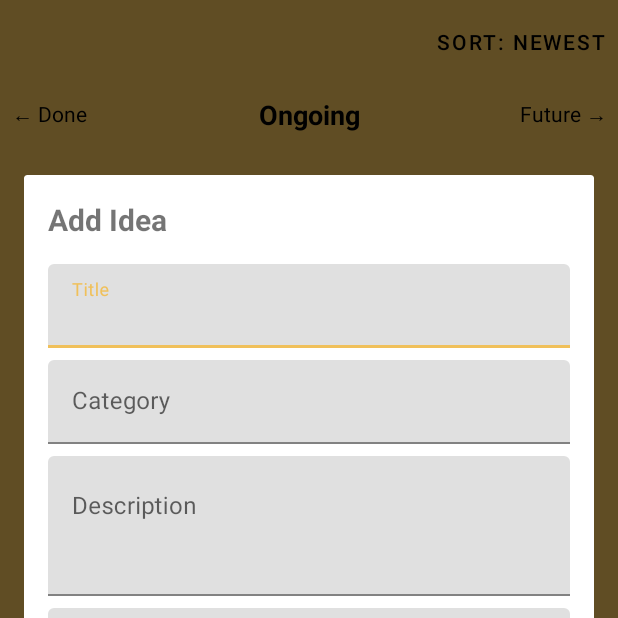
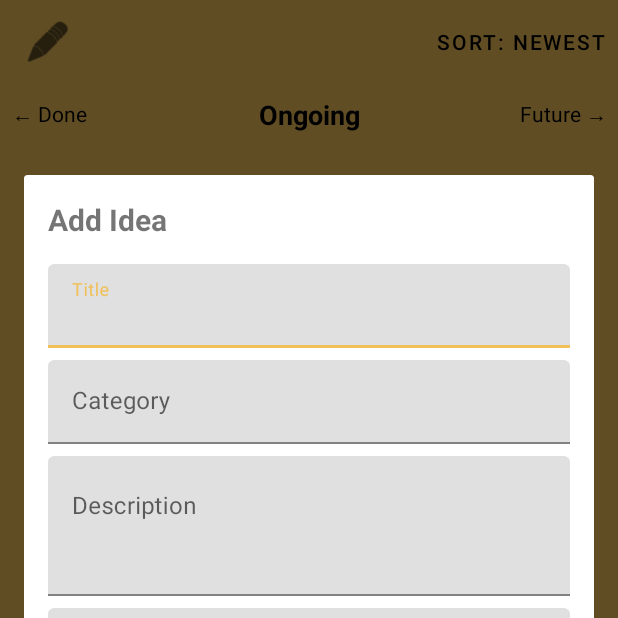
Before and after one commit to bemfalante/ideastracker, an Android app: the fragment AddIdeaDialog placed in its activity, on a phone screen of 412 x 824 dp, the top half of it. Run offline under Robolectric (Android 15) with nearby library versions, the phone set to English and light mode, and no system bars; our stand-ins replace Room's generated code.

Commit message:
Enhance Ideas Tracker: Notes, sharing, and data persistence
- Added a plain text notes list accessible from the top-left button.
- Implemented sharing ideas as .txt files to Google Drive/other apps.
- Configured Room migration (v2 to v3) to ensure updates don't erase existing data.
- Verified manual creation defaults to FUTURE and fields are editable.

Co-authored-by: bemfalante <277825649+bemfalante@users.noreply.github.com>

```diff
--- a/app/src/main/java/com/example/ideastracker/AppDatabase.kt
+++ b/app/src/main/java/com/example/ideastracker/AppDatabase.kt
@@ -5,15 +5,24 @@ import androidx.room.Database
 import androidx.room.Room
 import androidx.room.RoomDatabase
 import androidx.room.TypeConverters
+import androidx.room.migration.Migration
+import androidx.sqlite.db.SupportSQLiteDatabase
 
-@Database(entities = [Idea::class], version = 2, exportSchema = false)
+@Database(entities = [Idea::class, Note::class], version = 3, exportSchema = false)
 @TypeConverters(Converters::class)
 abstract class AppDatabase : RoomDatabase() {
     abstract fun ideaDao(): IdeaDao
+    abstract fun noteDao(): NoteDao
 
     companion object {
         @Volatile
         private var INSTANCE: AppDatabase? = null
+
+        val MIGRATION_2_3 = object : Migration(2, 3) {
+            override fun migrate(db: SupportSQLiteDatabase) {
+                db.execSQL("CREATE TABLE IF NOT EXISTS `notes` (`id` INTEGER PRIMARY KEY AUTOINCREMENT NOT NULL, `content` TEXT NOT NULL, `timestamp` INTEGER NOT NULL)")
+            }
+        }
 
         fun getDatabase(context: Context): AppDatabase {
             return INSTANCE ?: synchronized(this) {
@@ -22,7 +31,7 @@ abstract class AppDatabase : RoomDatabase() {
                     AppDatabase::class.java,
                     "idea_database"
                 )
-                .fallbackToDestructiveMigration()
+                .addMigrations(MIGRATION_2_3)
                 .build()
                 INSTANCE = instance
                 instance
--- a/app/src/main/java/com/example/ideastracker/IdeaAdapter.kt
+++ b/app/src/main/java/com/example/ideastracker/IdeaAdapter.kt
@@ -13,7 +13,8 @@ import java.util.*
 class IdeaAdapter(
     private val onMove: (Idea, IdeaStatus) -> Unit,
     private val onDelete: (Idea) -> Unit,
-    private val onClick: (Idea) -> Unit
+    private val onClick: (Idea) -> Unit,
+    private val onShare: (Idea) -> Unit
 ) : ListAdapter<Idea, IdeaAdapter.IdeaViewHolder>(IdeaDiffCallback()) {
 
     private val dateFormat = SimpleDateFormat("dd/MM/yyyy HH:mm", Locale.getDefault())
@@ -77,6 +78,7 @@ class IdeaAdapter(
             }
 
             binding.btnDelete.setOnClickListener { onDelete(idea) }
+            binding.btnShare.setOnClickListener { onShare(idea) }
             binding.itemContainer.setOnClickListener { onClick(idea) }
         }
     }
--- a/app/src/main/java/com/example/ideastracker/MainActivity.kt
+++ b/app/src/main/java/com/example/ideastracker/MainActivity.kt
@@ -58,6 +58,10 @@ class MainActivity : AppCompatActivity() {
             viewModel.toggleSort()
         }
 
+        binding.btnNotes.setOnClickListener {
+            startActivity(android.content.Intent(this, NotesActivity::class.java))
+        }
+
         binding.fabAdd.setOnClickListener {
             showAddIdeaDialog()
         }
--- /dev/null
+++ b/app/src/main/java/com/example/ideastracker/NoteDao.kt
@@ -0,0 +1,19 @@
+package com.example.ideastracker
+
+import androidx.lifecycle.LiveData
+import androidx.room.*
+
+@Dao
+interface NoteDao {
+    @Query("SELECT * FROM notes ORDER BY timestamp DESC")
+    fun getAllNotes(): LiveData<List<Note>>
+
+    @Insert
+    suspend fun insert(note: Note)
+
+    @Update
+    suspend fun update(note: Note)
+
+    @Delete
+    suspend fun delete(note: Note)
+}
--- a/app/src/main/res/layout/activity_main.xml
+++ b/app/src/main/res/layout/activity_main.xml
@@ -14,6 +14,15 @@
             android:layout_width="match_parent"
             android:layout_height="?attr/actionBarSize"
             android:background="?attr/colorPrimary">
+
+            <ImageButton
+                android:id="@+id/btnNotes"
+                android:layout_width="wrap_content"
+                android:layout_height="wrap_content"
+                android:layout_gravity="start"
+                android:background="?attr/selectableItemBackgroundBorderless"
+                android:src="@android:drawable/ic_menu_edit"
+                app:tint="@color/black" />
 
             <Button
                 android:id="@+id/btnSort"
--- /dev/null
+++ b/app/src/main/res/xml/file_paths.xml
@@ -0,0 +1,4 @@
+<?xml version="1.0" encoding="utf-8"?>
+<paths>
+    <cache-path name="my_cache" path="." />
+</paths>
```
Also changed, not shown: app/src/main/AndroidManifest.xml (+12 -0 lines), app/src/main/java/com/example/ideastracker/IdeasFragment.kt (+42 -1 lines), app/src/main/java/com/example/ideastracker/Note.kt (added, +12 -0 lines), app/src/main/java/com/example/ideastracker/NotesActivity.kt (added, +58 -0 lines), app/src/main/java/com/example/ideastracker/NotesAdapter.kt (added, +32 -0 lines), app/src/main/res/layout/activity_notes.xml (added, +41 -0 lines), app/src/main/res/layout/item_idea.xml (+9 -0 lines), app/src/main/res/layout/item_note.xml (added, +21 -0 lines).
